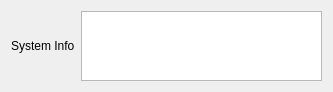
This is RFIDMonitorDeskApp/gui/systemmessageswidget.ui in CELTAB/rfidmonitor as Qt 5 draws it before an edit. The edited form follows.
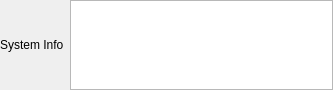
This is the edited form.

What changed in the file:
```diff
--- a/RFIDMonitorDeskApp/gui/systemmessageswidget.ui
+++ b/RFIDMonitorDeskApp/gui/systemmessageswidget.ui
@@ -20,6 +20,18 @@
    <string>Form</string>
   </property>
   <layout class="QVBoxLayout" name="verticalLayout">
+   <property name="leftMargin">
+    <number>0</number>
+   </property>
+   <property name="topMargin">
+    <number>0</number>
+   </property>
+   <property name="rightMargin">
+    <number>0</number>
+   </property>
+   <property name="bottomMargin">
+    <number>0</number>
+   </property>
    <item>
     <layout class="QHBoxLayout" name="horizontalLayout">
      <item>
@@ -31,6 +43,11 @@
      </item>
      <item>
       <widget class="QTextEdit" name="teMessages">
+       <property name="font">
+        <font>
+         <pointsize>9</pointsize>
+        </font>
+       </property>
        <property name="readOnly">
         <bool>true</bool>
        </property>
```
Left out of the diff: 2 changed lines with no effect on the pictures.
